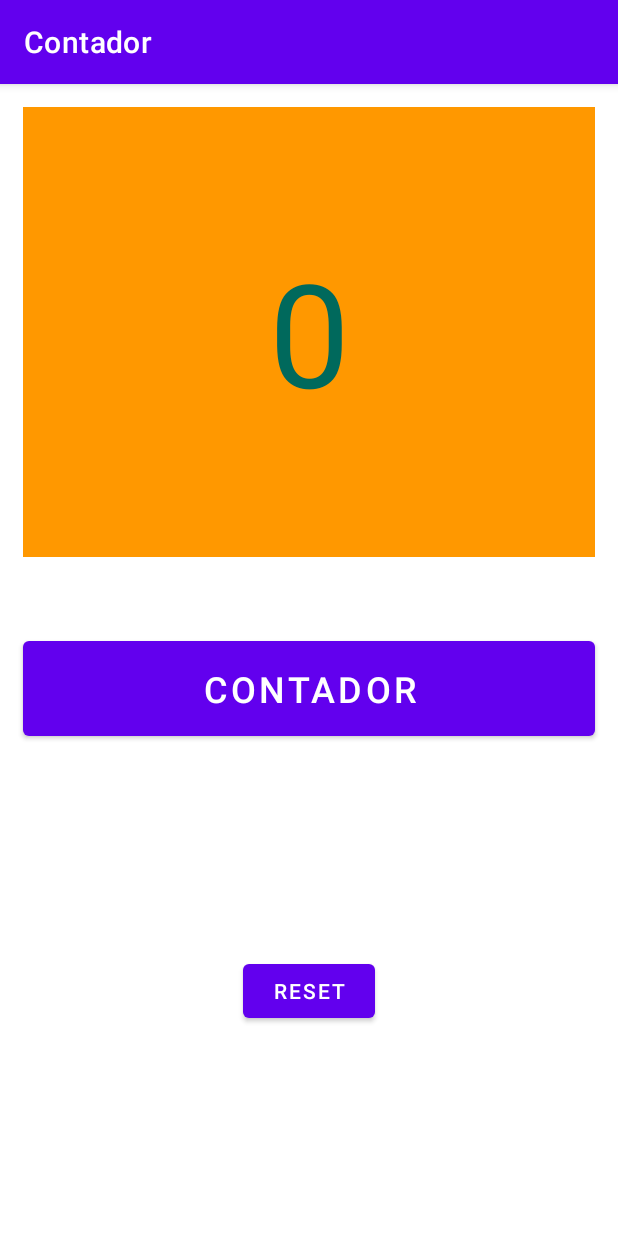
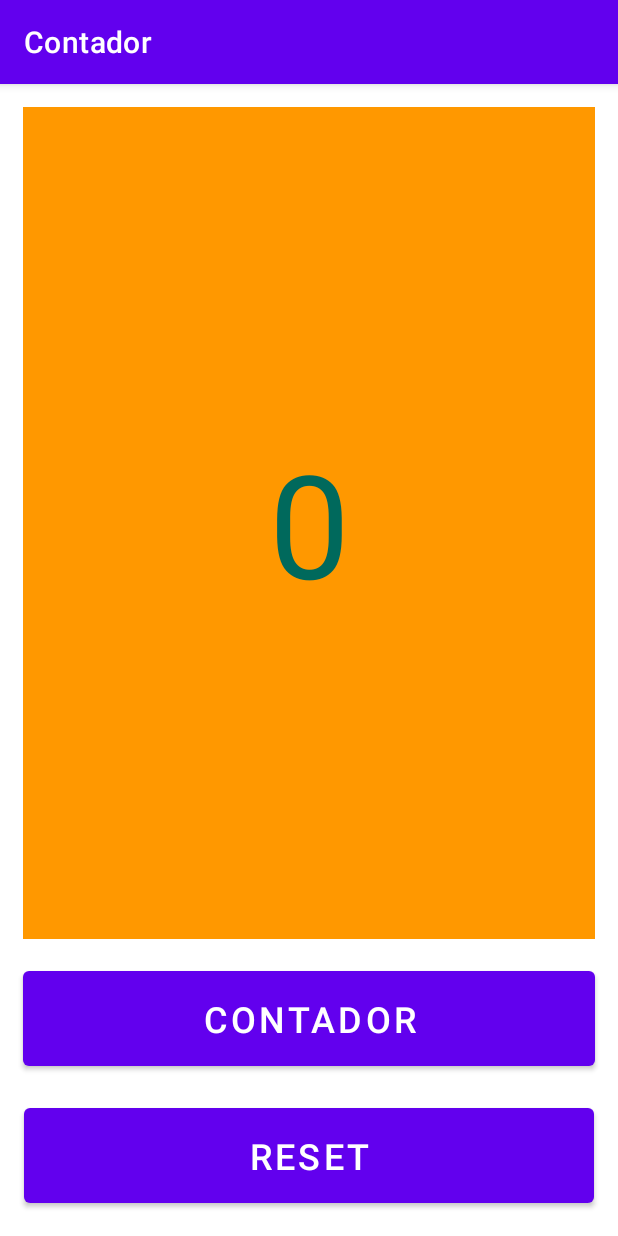
Before and after one commit to Ivi1512/Contador, an Android app: the screen it shows after launch (MainActivity), on a phone screen of 412 x 824 dp. Run offline under Robolectric (Android 15) with nearby library versions, the phone set to English and light mode, and no system bars.

Commit message:
ContadorLinearLayout

```diff
--- a/app/src/main/res/layout/activity_main.xml
+++ b/app/src/main/res/layout/activity_main.xml
@@ -1,51 +1,44 @@
 <?xml version="1.0" encoding="utf-8"?>
-<androidx.constraintlayout.widget.ConstraintLayout xmlns:android="http://schemas.android.com/apk/res/android"
-    xmlns:app="http://schemas.android.com/apk/res-auto"
+<LinearLayout xmlns:android="http://schemas.android.com/apk/res/android"
     xmlns:tools="http://schemas.android.com/tools"
     android:layout_width="match_parent"
     android:layout_height="match_parent"
+    android:orientation="vertical"
     tools:context=".MainActivity">
 
     <TextView
         android:id="@+id/txt_numero"
-        android:layout_width="0dp"
+        android:layout_width="match_parent"
         android:layout_height="300dp"
         android:layout_marginStart="15dp"
         android:layout_marginTop="15dp"
         android:layout_marginEnd="15dp"
+        android:layout_weight="1"
         android:background="#FF9800"
         android:gravity="center"
         android:text="@string/numero"
         android:textColor="#00695C"
-        android:textSize="96sp"
-        app:layout_constraintEnd_toEndOf="parent"
-        app:layout_constraintHorizontal_bias="1.0"
-        app:layout_constraintStart_toStartOf="parent"
-        app:layout_constraintTop_toTopOf="parent" />
+        android:textSize="96sp" />
 
     <Button
         android:id="@+id/bt_Contador"
-        android:layout_width="0dp"
+        android:layout_width="match_parent"
         android:layout_height="wrap_content"
         android:layout_marginStart="15dp"
-        android:layout_marginTop="50dp"
+        android:layout_marginTop="15dp"
         android:layout_marginEnd="15dp"
+        android:onClick="contar"
         android:padding="15dp"
         android:text="@string/contador"
-        android:textSize="24sp"
-        android:onClick="contar"
-        app:layout_constraintEnd_toEndOf="parent"
-        app:layout_constraintStart_toStartOf="parent"
-        app:layout_constraintTop_toBottomOf="@+id/txt_numero" />
+        android:textSize="24sp" />
 
     <Button
         android:id="@+id/bt_Reset"
-        android:layout_width="wrap_content"
-        android:layout_height="wrap_content"
+        android:layout_width="match_parent"
+        android:layout_height="75dp"
+        android:layout_margin="16dp"
+        android:onClick="reset"
         android:text="@string/reset"
-        android:onClick="reset"
-        app:layout_constraintBottom_toBottomOf="parent"
-        app:layout_constraintEnd_toEndOf="parent"
-        app:layout_constraintStart_toStartOf="parent"
-        app:layout_constraintTop_toBottomOf="@+id/bt_Contador" />
-</androidx.constraintlayout.widget.ConstraintLayout>
+        android:textSize="24sp" />
+
+</LinearLayout>
```
